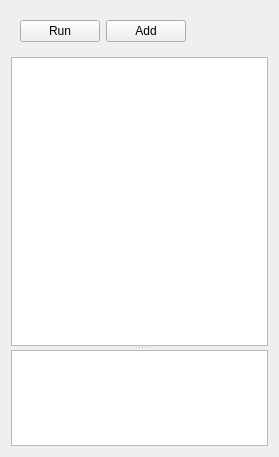
Above: uitester/ui/case_run/case_run.ui from IfengAutomation/uitester before the change. Below: the same form after it.
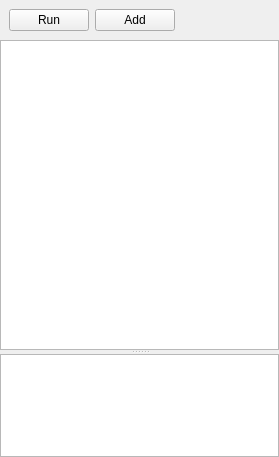
That is the form after the change. Icons and pictures are not drawn.

What changed in the file:
```diff
--- a/uitester/ui/case_run/case_run.ui
+++ b/uitester/ui/case_run/case_run.ui
@@ -20,6 +20,21 @@
    <string>Form</string>
   </property>
   <layout class="QVBoxLayout" name="verticalLayout">
+   <property name="spacing">
+    <number>0</number>
+   </property>
+   <property name="leftMargin">
+    <number>0</number>
+   </property>
+   <property name="topMargin">
+    <number>0</number>
+   </property>
+   <property name="rightMargin">
+    <number>0</number>
+   </property>
+   <property name="bottomMargin">
+    <number>0</number>
+   </property>
    <item>
     <widget class="QWidget" name="widget" native="true">
      <layout class="QHBoxLayout" name="horizontalLayout_2">
```
